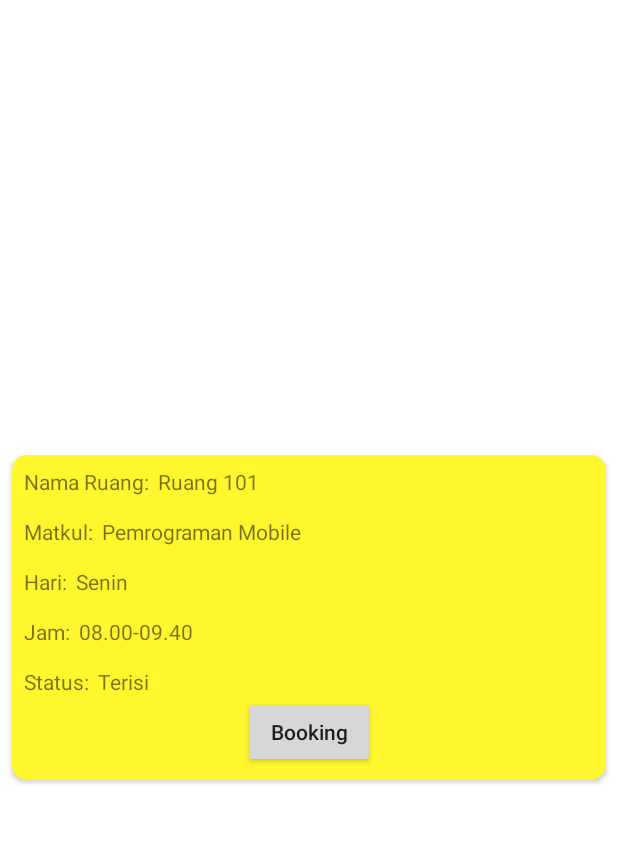
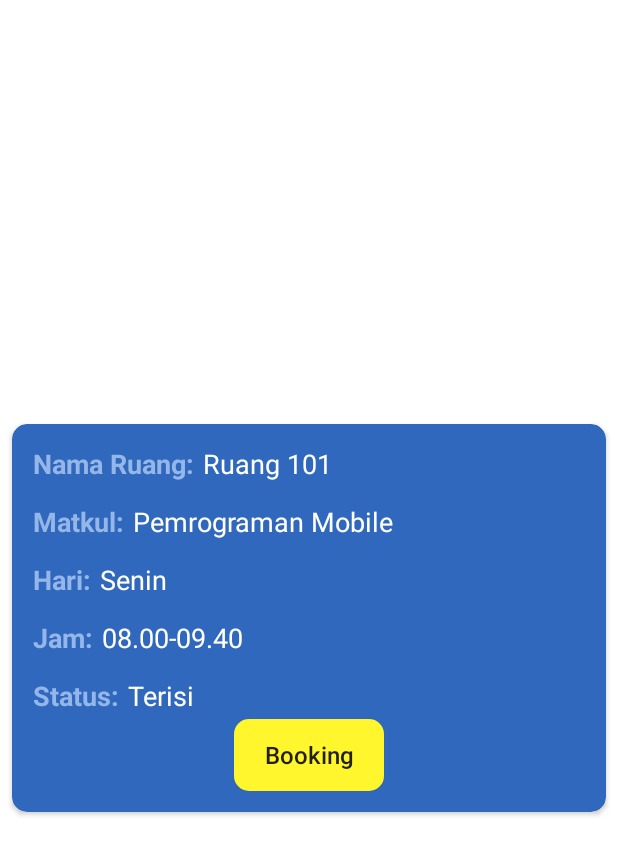
Before and after one commit to killuazoldyckk/FindMyClassApp, an Android app: the layout item_row_class.xml on its own in the app's theme, with its tools: preview values and no code run, on a phone screen of 412 x 824 dp. Shown: the top 855 px of the screen. Run offline under Robolectric (Android 15) with nearby library versions, the phone set to English and light mode, and no system bars.

Commit message:
update item class design

```diff
--- a/app/src/main/res/layout/item_row_class.xml
+++ b/app/src/main/res/layout/item_row_class.xml
@@ -11,12 +11,12 @@
     android:layout_marginEnd="8dp"
     android:layout_marginBottom="4dp"
     card_view:cardCornerRadius="10dp"
-    android:backgroundTint="@color/yellow">
+    android:backgroundTint="@color/blue">
 
     <androidx.constraintlayout.widget.ConstraintLayout
         android:layout_width="match_parent"
         android:layout_height="wrap_content"
-        android:padding="8dp">
+        android:padding="14dp">
 
         <TextView
             android:id="@+id/ruang_title"
@@ -24,7 +24,10 @@
             android:layout_height="wrap_content"
             card_view:layout_constraintTop_toTopOf="parent"
             card_view:layout_constraintStart_toStartOf="parent"
-            android:text="Nama Ruang:" />
+            android:text="@string/nama_ruang"
+            android:textStyle="bold"
+            android:textColor="@color/lightblue"
+            android:textSize="18sp"/>
 
         <TextView
             android:id="@+id/ruang_text"
@@ -33,7 +36,9 @@
             card_view:layout_constraintTop_toTopOf="parent"
             card_view:layout_constraintStart_toEndOf="@id/ruang_title"
             android:layout_marginStart="6dp"
-            android:text="Ruang 101"/>
+            android:text="@string/ruang_101"
+            android:textColor="@color/white"
+            android:textSize="18sp"/>
 
         <TextView
             android:id="@+id/matkul_title"
@@ -41,8 +46,11 @@
             android:layout_height="wrap_content"
             card_view:layout_constraintTop_toBottomOf="@id/ruang_title"
             card_view:layout_constraintStart_toStartOf="parent"
-            android:text="Matkul:"
-            android:layout_marginTop="14dp"/>
+            android:text="@string/matkul"
+            android:layout_marginTop="14dp"
+            android:textStyle="bold"
+            android:textColor="@color/lightblue"
+            android:textSize="18sp"/>
 
         <TextView
             android:id="@+id/matkul_text"
@@ -50,28 +58,35 @@
             android:layout_height="wrap_content"
             card_view:layout_constraintTop_toBottomOf="@id/ruang_title"
             card_view:layout_constraintStart_toEndOf="@id/matkul_title"
-            android:text="Pemrograman Mobile"
+            android:text="@string/pemrograman_mobile"
             android:layout_marginTop="14dp"
-            android:layout_marginStart="6dp"/>
+            android:layout_marginStart="6dp"
+            android:textColor="@color/white"
+            android:textSize="18sp"/>
 
         <TextView
             android:id="@+id/hari_title"
             android:layout_width="wrap_content"
             android:layout_height="wrap_content"
-            android:text="Hari:"
+            android:text="@string/hari"
             card_view:layout_constraintTop_toBottomOf="@id/matkul_text"
             card_view:layout_constraintStart_toStartOf="parent"
-            android:layout_marginTop="14dp"/>
+            android:layout_marginTop="14dp"
+            android:textStyle="bold"
+            android:textColor="@color/lightblue"
+            android:textSize="18sp"/>
 
         <TextView
             android:id="@+id/hari_text"
             android:layout_width="wrap_content"
             android:layout_height="wrap_content"
-            android:text="Senin"
+            android:text="@string/senin"
             card_view:layout_constraintTop_toBottomOf="@id/matkul_text"
             card_view:layout_constraintStart_toEndOf="@id/hari_title"
             android:layout_marginStart="6dp"
-            android:layout_marginTop="14dp"/>
+            android:layout_marginTop="14dp"
+            android:textColor="@color/white"
+            android:textSize="18sp"/>
 
         <TextView
             android:id="@+id/waktu_title"
@@ -79,8 +94,11 @@
             android:layout_height="wrap_content"
             card_view:layout_constraintTop_toBottomOf="@id/hari_text"
             card_view:layout_constraintStart_toStartOf="parent"
-            android:text="Jam:"
-            android:layout_marginTop="14dp"/>
+            android:text="@string/jam"
+            android:layout_marginTop="14dp"
+            android:textStyle="bold"
+            android:textColor="@color/lightblue"
+            android:textSize="18sp"/>
 
         <TextView
             android:id="@+id/waktu_text"
@@ -89,8 +107,10 @@
             card_view:layout_constraintTop_toBottomOf="@id/hari_text"
             card_view:layout_constraintStart_toEndOf="@id/waktu_title"
             android:layout_marginStart="6dp"
-            android:text="08.00-09.40"
-            android:layout_marginTop="14dp"/>
+            android:text="@string/_08_00_09_40"
+            android:layout_marginTop="14dp"
+            android:textColor="@color/white"
+            android:textSize="18sp"/>
 
         <TextView
             android:id="@+id/status_title"
@@ -98,8 +118,11 @@
             android:layout_height="wrap_content"
             card_view:layout_constraintTop_toBottomOf="@id/waktu_text"
             card_view:layout_constraintStart_toStartOf="parent"
-            android:text="Status:"
-            android:layout_marginTop="14dp"/>
+            android:text="@string/status"
+            android:layout_marginTop="14dp"
+            android:textStyle="bold"
+            android:textColor="@color/lightblue"
+            android:textSize="18sp"/>
 
         <TextView
             android:id="@+id/status_text"
@@ -108,18 +131,23 @@
             card_view:layout_constraintTop_toBottomOf="@id/waktu_text"
             card_view:layout_constraintStart_toEndOf="@id/status_title"
             android:layout_marginStart="6dp"
-            android:text="Terisi"
-            android:layout_marginTop="14dp"/>
+            android:text="@string/terisi"
+            android:layout_marginTop="14dp"
+            android:textColor="@color/white"
+            android:textSize="18sp"/>
 
         <androidx.appcompat.widget.AppCompatButton
             android:id="@+id/booking_btn"
-            android:layout_width="wrap_content"
+            android:layout_width="100dp"
             android:layout_height="wrap_content"
             card_view:layout_constraintTop_toBottomOf="@+id/status_text"
-            android:text="Booking"
+            android:text="@string/booking_btn_text"
             android:textAllCaps="false"
+            android:textSize="16sp"
+            android:background="@drawable/bookingbg"
             card_view:layout_constraintStart_toStartOf="parent"
-            card_view:layout_constraintEnd_toEndOf="parent"/>
+            card_view:layout_constraintEnd_toEndOf="parent"
+            android:layout_marginTop="3dp"/>
 
 
     </androidx.constraintlayout.widget.ConstraintLayout>
--- a/app/src/main/res/values/strings.xml
+++ b/app/src/main/res/values/strings.xml
@@ -123,4 +123,15 @@
     <string name="pilih_hari">Pilih Hari</string>
     <string name="pilih_mata_kuliah">Pilih Mata Kuliah</string>
     <string name="pilih_waktu">Pilih Waktu</string>
+    <string name="nama_ruang">Nama Ruang:</string>
+    <string name="ruang_101">Ruang 101</string>
+    <string name="matkul">Matkul:</string>
+    <string name="pemrograman_mobile">Pemrograman Mobile</string>
+    <string name="hari">Hari:</string>
+    <string name="senin">Senin</string>
+    <string name="jam">Jam:</string>
+    <string name="_08_00_09_40">08.00-09.40</string>
+    <string name="status">Status:</string>
+    <string name="terisi">Terisi</string>
+    <string name="booking_btn_text">Booking</string>
 </resources>
```
